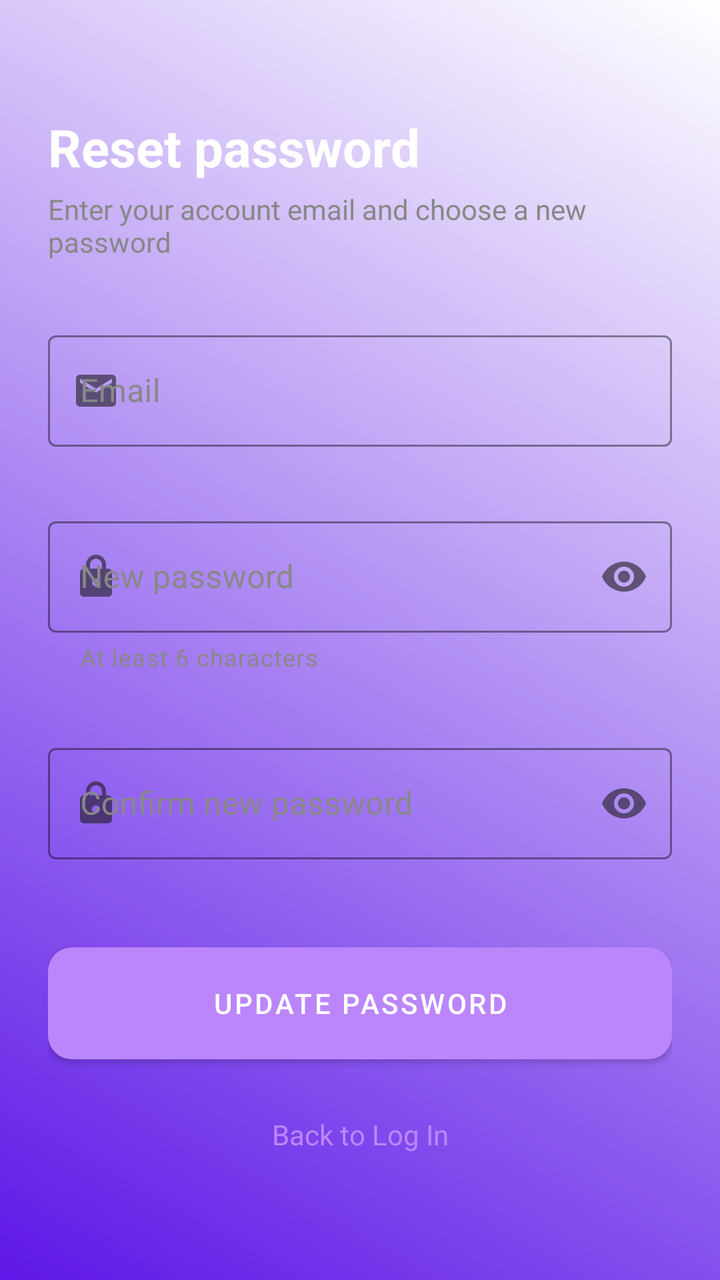
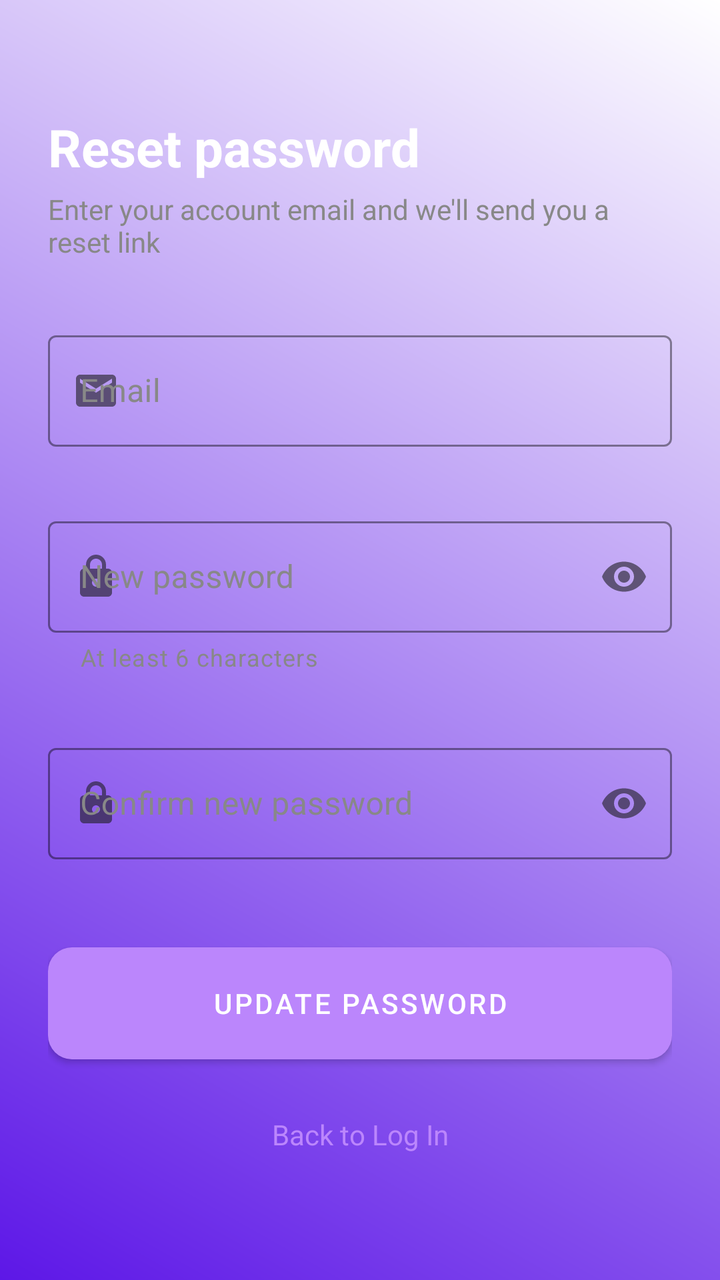

Before-and-after screenshots of an Android layout around one commit, followed by the original layout XML and the change that was made.
<!-- AndroidManifest.xml: application theme Theme.Expensly -->
<!-- res/layout/activity_forgot_password.xml -->
<?xml version="1.0" encoding="utf-8"?>
<androidx.constraintlayout.widget.ConstraintLayout xmlns:android="http://schemas.android.com/apk/res/android"
    xmlns:app="http://schemas.android.com/apk/res-auto"
    xmlns:tools="http://schemas.android.com/tools"
    android:id="@+id/forgot_root"
    android:layout_width="match_parent"
    android:layout_height="match_parent"
    android:background="@drawable/background_color"
    tools:context=".expensly.ForgotPasswordActivity">

    <ScrollView
        android:layout_width="match_parent"
        android:layout_height="match_parent"
        android:fillViewport="true">

        <LinearLayout
            android:layout_width="match_parent"
            android:layout_height="wrap_content"
            android:orientation="vertical"
            android:paddingStart="24dp"
            android:paddingEnd="24dp"
            android:paddingTop="56dp"
            android:paddingBottom="24dp">

            <TextView
                android:id="@+id/tv_title"
                android:layout_width="match_parent"
                android:layout_height="wrap_content"
                android:text="Reset password"
                android:textColor="@color/white"
                android:textSize="26sp"
                android:textStyle="bold" />

            <TextView
                android:layout_width="match_parent"
                android:layout_height="wrap_content"
                android:layout_marginTop="4dp"
                android:text="Enter your account email and choose a new password"
                android:textColor="@color/text_hint"
                android:textSize="14sp" />

            <com.google.android.material.textfield.TextInputLayout
                android:id="@+id/til_email_reset"
                style="@style/Widget.Expensly.AuthInput"
                android:layout_width="match_parent"
                android:layout_height="wrap_content"
                android:layout_marginTop="32dp"
                android:hint="Email"
                app:startIconDrawable="@drawable/ic_email">

                <com.google.android.material.textfield.TextInputEditText
                    android:id="@+id/email_reset"
                    android:layout_width="match_parent"
                    android:layout_height="wrap_content"
                    android:inputType="textEmailAddress"
                    android:maxLines="1"
                    android:textColor="@color/white" />
            </com.google.android.material.textfield.TextInputLayout>

            <com.google.android.material.textfield.TextInputLayout
                android:id="@+id/til_new_password"
                style="@style/Widget.Expensly.AuthInput"
                android:layout_width="match_parent"
                android:layout_height="wrap_content"
                android:layout_marginTop="16dp"
                android:hint="New password"
                app:endIconMode="password_toggle"
                app:helperText="At least 6 characters"
                app:helperTextTextColor="@color/text_hint"
                app:startIconDrawable="@drawable/ic_lock">

                <com.google.android.material.textfield.TextInputEditText
                    android:id="@+id/new_password"
                    android:layout_width="match_parent"
                    android:layout_height="wrap_content"
                    android:inputType="textPassword"
                    android:maxLines="1"
                    android:textColor="@color/white" />
            </com.google.android.material.textfield.TextInputLayout>

            <com.google.android.material.textfield.TextInputLayout
                android:id="@+id/til_confirm_new_password"
                style="@style/Widget.Expensly.AuthInput"
                android:layout_width="match_parent"
                android:layout_height="wrap_content"
                android:layout_marginTop="16dp"
                android:hint="Confirm new password"
                app:endIconMode="password_toggle"
                app:startIconDrawable="@drawable/ic_lock">

                <com.google.android.material.textfield.TextInputEditText
                    android:id="@+id/confirm_new_password"
                    android:layout_width="match_parent"
                    android:layout_height="wrap_content"
                    android:inputType="textPassword"
                    android:maxLines="1"
                    android:textColor="@color/white" />
            </com.google.android.material.textfield.TextInputLayout>

            <com.google.android.material.button.MaterialButton
                android:id="@+id/btn_reset_password"
                style="@style/Widget.Expensly.AuthButton"
                android:layout_width="match_parent"
                android:layout_height="56dp"
                android:layout_marginTop="28dp"
                android:text="Update Password" />

            <TextView
                android:id="@+id/back_to_login"
                android:layout_width="match_parent"
                android:layout_height="wrap_content"
                android:layout_marginTop="20dp"
                android:gravity="center"
                android:padding="8dp"
                android:text="Back to Log In"
                android:textColor="@color/purple_light"
                android:textSize="14sp" />

        </LinearLayout>
    </ScrollView>

</androidx.constraintlayout.widget.ConstraintLayout>
<!-- resources referenced by this layout -->
<resources>
  <color name="purple_light">#BB86FC</color>
  <color name="text_hint">#888888</color>
  <color name="white">#FFFFFF</color>
  <!-- drawable background_color (drawable) -->
  <?xml version="1.0" encoding="utf-8"?>
  
  <shape xmlns:android="http://schemas.android.com/apk/res/android">
  
      <gradient android:angle="45"
          android:startColor="#5D17E7"
          android:endColor="#FFFFFF"/>
  </shape>
  <!-- drawable ic_email (drawable) -->
  <vector xmlns:android="http://schemas.android.com/apk/res/android"
      android:width="24dp"
      android:height="24dp"
      android:viewportWidth="24"
      android:viewportHeight="24">
    <path
        android:fillColor="#FF000000"
        android:pathData="M20,4H4C2.9,4 2,4.9 2,6v12c0,1.1 0.9,2 2,2h16c1.1,0 2,-0.9 2,-2V6C22,4.9 21.1,4 20,4zM20,8l-8,5L4,8V6l8,5l8,-5V8z"/>
  </vector>
  <!-- drawable ic_lock (drawable) -->
  <vector xmlns:android="http://schemas.android.com/apk/res/android"
      android:width="24dp"
      android:height="24dp"
      android:viewportWidth="24"
      android:viewportHeight="24">
    <path
        android:fillColor="#FF000000"
        android:pathData="M18,8h-1V6c0,-2.76 -2.24,-5 -5,-5S7,3.24 7,6v2H6c-1.1,0 -2,0.9 -2,2v10c0,1.1 0.9,2 2,2h12c1.1,0 2,-0.9 2,-2V10c0,-1.1 -0.9,-2 -2,-2zM9,6c0,-1.66 1.34,-3 3,-3s3,1.34 3,3v2H9V6zM12,17c-1.1,0 -2,-0.9 -2,-2s0.9,-2 2,-2s2,0.9 2,2s-0.9,2 -2,2z"/>
  </vector>
  <style name="Widget.Expensly.AuthButton" parent="Widget.MaterialComponents.Button">
          <item name="android:insetTop">0dp</item>
          <item name="android:insetBottom">0dp</item>
          <item name="backgroundTint">@color/purple_light</item>
          <item name="cornerRadius">12dp</item>
      </style>
  <style name="Widget.Expensly.AuthInput" parent="Widget.MaterialComponents.TextInputLayout.OutlinedBox">
          <item name="android:layout_marginBottom">16dp</item>
          <item name="boxStrokeColor">@color/white</item>
          <item name="hintTextColor">@color/purple_light</item>
          <item name="android:textColorHint">@color/text_hint</item>
      </style>
  <style name="Theme.Expensly" parent="Base.Theme.Expensly" />
  <style name="Base.Theme.Expensly" parent="Theme.Material3.DayNight.NoActionBar">
          
          
      </style>
</resources>

<!-- the commit's change to res/layout/activity_forgot_password.xml (unified diff, before → after) -->
@@ -35,7 +35,7 @@
                 android:layout_width="match_parent"
                 android:layout_height="wrap_content"
                 android:layout_marginTop="4dp"
-                android:text="Enter your account email and choose a new password"
+                android:text="Enter your account email and we'll send you a reset link"
                 android:textColor="@color/text_hint"
                 android:textSize="14sp" />
 
